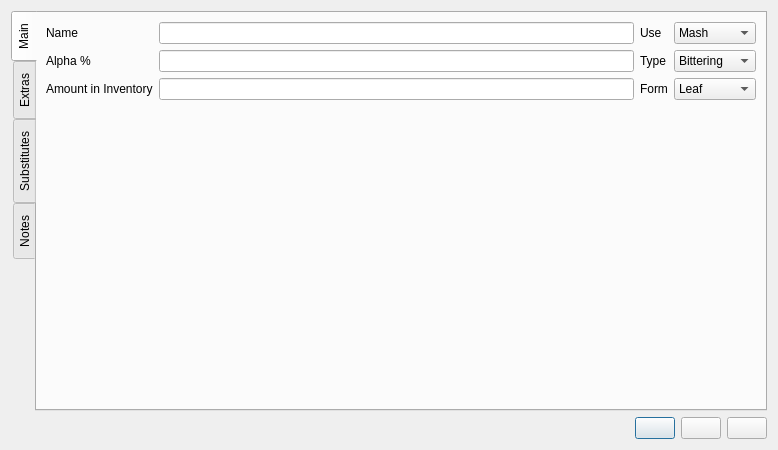
The window that ui/hopEditor.ui (Brewtarget/brewtarget) describes before a commit, drawn with Qt 5.
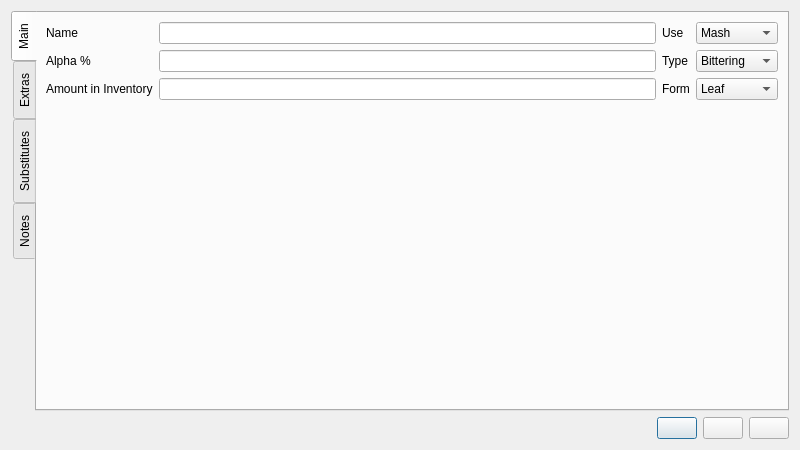
The same window after the commit. Icons and pictures are not drawn. Custom widgets are drawn as their Qt base class.

The edit to the form file:
```diff
--- a/ui/hopEditor.ui
+++ b/ui/hopEditor.ui
@@ -6,7 +6,7 @@
    <rect>
     <x>0</x>
     <y>0</y>
-    <width>778</width>
+    <width>800</width>
     <height>450</height>
    </rect>
   </property>
```
Left out of the diff: 18 changed lines with no effect on the pictures. Lines whose indentation alone changed are shown as unchanged.
